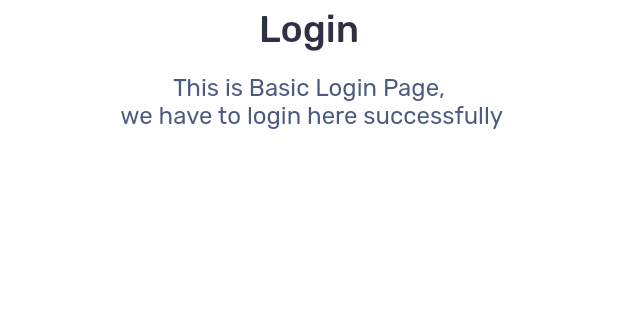
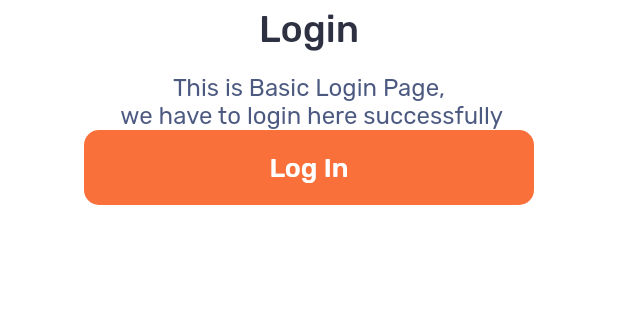
Before and after one commit to atik-sabuj/M-Box-Login-UI-main, a Flutter app: the screen it shows after launch, on a phone screen of 412 x 824 dp, the part 158-478 px from its top. Run offline on Flutter 3.47's test engine with Material 2 defaults, Android fonts, the phone set to English and light mode, and no system bars.

Commit message:
new containeradded

```diff
--- a/lib/main.dart
+++ b/lib/main.dart
@@ -72,9 +72,23 @@ class MyApp extends StatelessWidget {
                         color: Color(0xff4C5980)),
                   ),
                 ),
-
-
-
+                Container(
+                  height: 50,
+                  width: 300,
+                  decoration: BoxDecoration(
+                    color: Color(0xffF9703B),
+                    borderRadius: BorderRadius.circular(10),
+                  ),
+                  child: const Center(
+                    child: Text(
+                      'Log In',
+                      style: TextStyle(
+                          fontSize: 18,
+                          fontFamily: 'Rubik Medium',
+                          color: Colors.white),
+                    ),
+                  ),
+                ),
               ],
             ),
           ),
```
